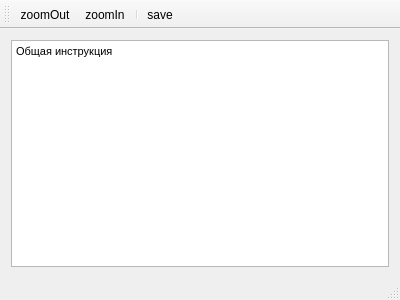
ASGAlex/amdhauer, file view/mainwindow.ui: the form before one commit.
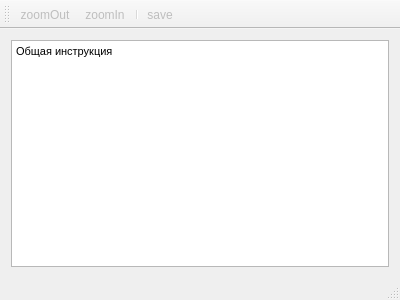
The form after the commit. Icons and pictures are not drawn.

Commit message: Кнопка сохранения выключена, пока не тест не пройдут до конца.

What changed in the file:
```diff
--- a/view/mainwindow.ui
+++ b/view/mainwindow.ui
@@ -49,6 +49,9 @@
    </property>
   </widget>
   <widget class="QToolBar" name="mainToolBar">
+   <property name="enabled">
+    <bool>false</bool>
+   </property>
    <attribute name="toolBarArea">
     <enum>TopToolBarArea</enum>
    </attribute>
```
The commit also changes 1 other file.
